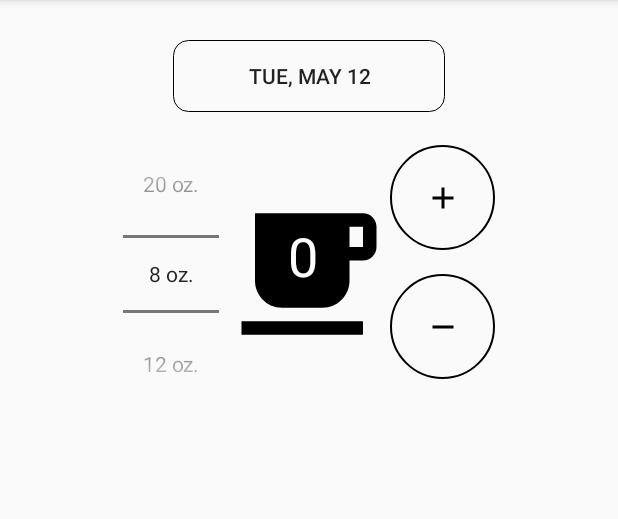
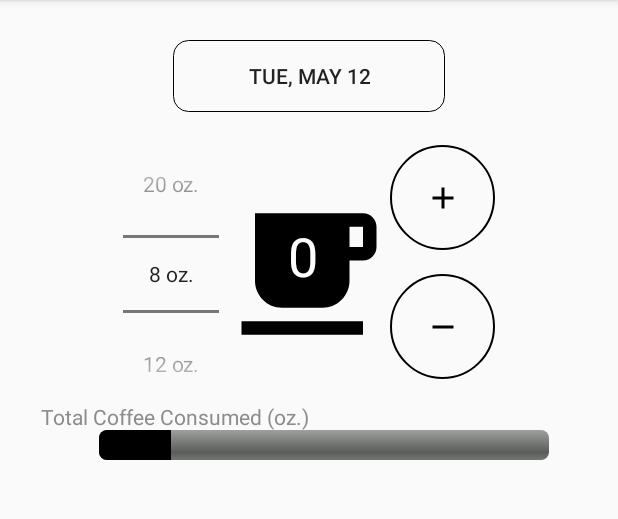
Before and after one commit to APoolio/CoffeeTracker, an Android app: the screen it shows after launch (MainActivity), on a phone screen of 412 x 824 dp, the part 84-603 px from its top. Run offline under Robolectric (Android 15) with nearby library versions, the phone set to English and light mode, and no system bars; our stand-ins replace Room's generated code, navigation-ui; libraries missing offline, so code that uses them is left out: com.github.mikephil.charting; plain views replace CombinedChart; Roboto replaces fonts that are not available here; 28 statements that could not run were skipped.

Commit message:
Added progress bar

```diff
--- a/app/src/main/java/com/example/coffeetracker/ui/home/HomeFragment.java
+++ b/app/src/main/java/com/example/coffeetracker/ui/home/HomeFragment.java
@@ -12,6 +12,7 @@ import android.view.View;
 import android.view.ViewGroup;
 import android.widget.ImageButton;
 import android.widget.NumberPicker;
+import android.widget.ProgressBar;
 import android.widget.TextView;
 import android.widget.Toast;
 
@@ -88,6 +89,8 @@ public class HomeFragment extends Fragment
     //Selected coffee size (default is 8)
     private String selectedCoffeeSize = "1";
 
+    private ProgressBar progressBar;
+
     public View onCreateView(@NonNull LayoutInflater inflater, ViewGroup container, Bundle savedInstanceState)
     {
 
@@ -102,13 +105,16 @@ public class HomeFragment extends Fragment
 
         mDateTextView = root.findViewById(R.id.coffeeTitle);
 
+        //Progress Bar showing consumed coffee amount
+        progressBar = root.findViewById(R.id.progressBar);
+        //progressBar.setProgress(0);
+
         LocalDate date = LocalDate.now();
         DateTimeFormatter formatter = DateTimeFormatter.ofPattern("E, MMM dd");
         mDateTextView.setText(date.format(formatter));
 
         coffeeSizePicker = root.findViewById(R.id.coffeeSize);
         initiatePicker();
-
 
         //Reference to chart
         productivityChart = root.findViewById(R.id.barchart);
--- a/app/src/main/res/layout/fragment_home.xml
+++ b/app/src/main/res/layout/fragment_home.xml
@@ -101,6 +101,31 @@
                 android:layout_marginBottom="16dp"
                 android:onClick="decreaseCount"
                 tools:ignore="OnClick" />
+
+            <TextView
+                android:layout_width="wrap_content"
+                android:layout_height="wrap_content"
+                android:text="@string/total_consumed"
+                android:layout_alignEnd="@id/center"
+                android:layout_alignTop="@id/center"
+                android:layout_marginTop="85dp"
+                android:textColor="#8C8C8C"
+                />
+
+            <ProgressBar
+                android:id="@+id/progressBar"
+                style="@android:style/Widget.ProgressBar.Horizontal"
+                android:layout_width="wrap_content"
+                android:layout_height="wrap_content"
+                android:layout_below="@+id/coffeeCup"
+                android:layout_marginTop="50dp"
+                android:layout_marginBottom="24dp"
+                android:max="50"
+                android:min="0"
+                android:minWidth="300dp"
+                android:progress="8"
+                android:layout_marginStart="50dp"
+                android:progressTint="@color/colorPrimary"/>
         </RelativeLayout>
 
         <RelativeLayout
--- a/app/src/main/res/values/strings.xml
+++ b/app/src/main/res/values/strings.xml
@@ -30,4 +30,5 @@
     <string name="not_very_productive_2">Not Very Productive (2)</string>
     <string name="average_3">Average (3)</string>
     <string name="somewhat_productive_4">Somewhat Productive (4)</string>
+    <string name="total_consumed">Total Coffee Consumed (oz.)</string>
 </resources>
```
